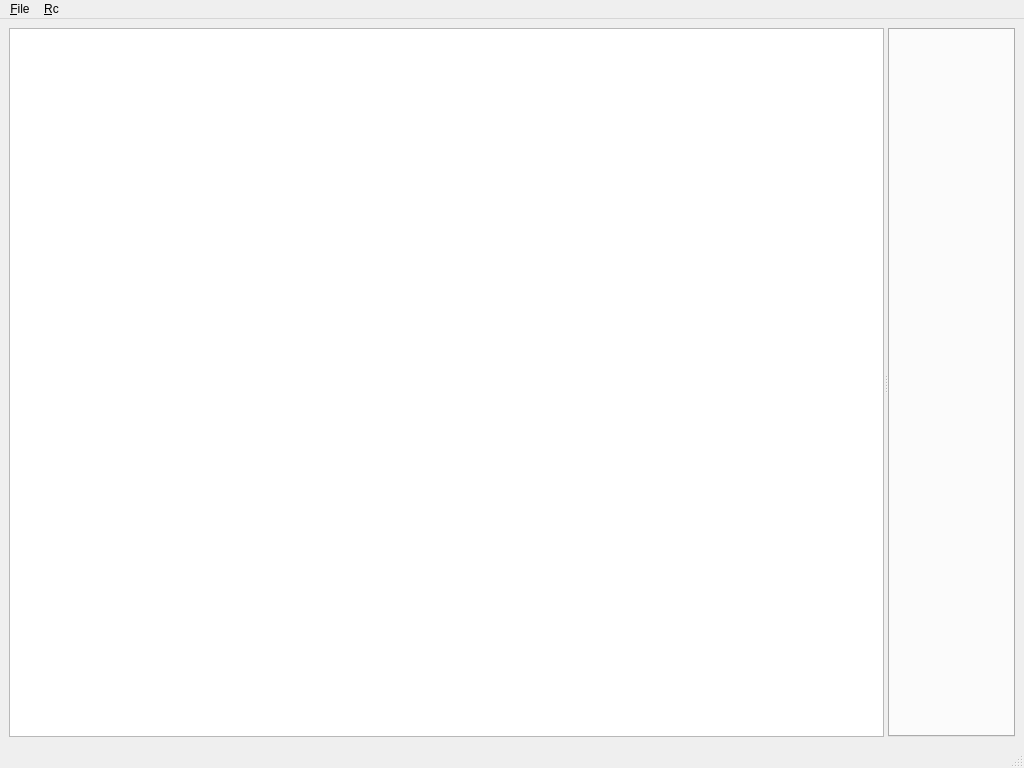
The window that src/gui/mainwindow.ui (KDAB/knut) describes before a commit, drawn with Qt 5.
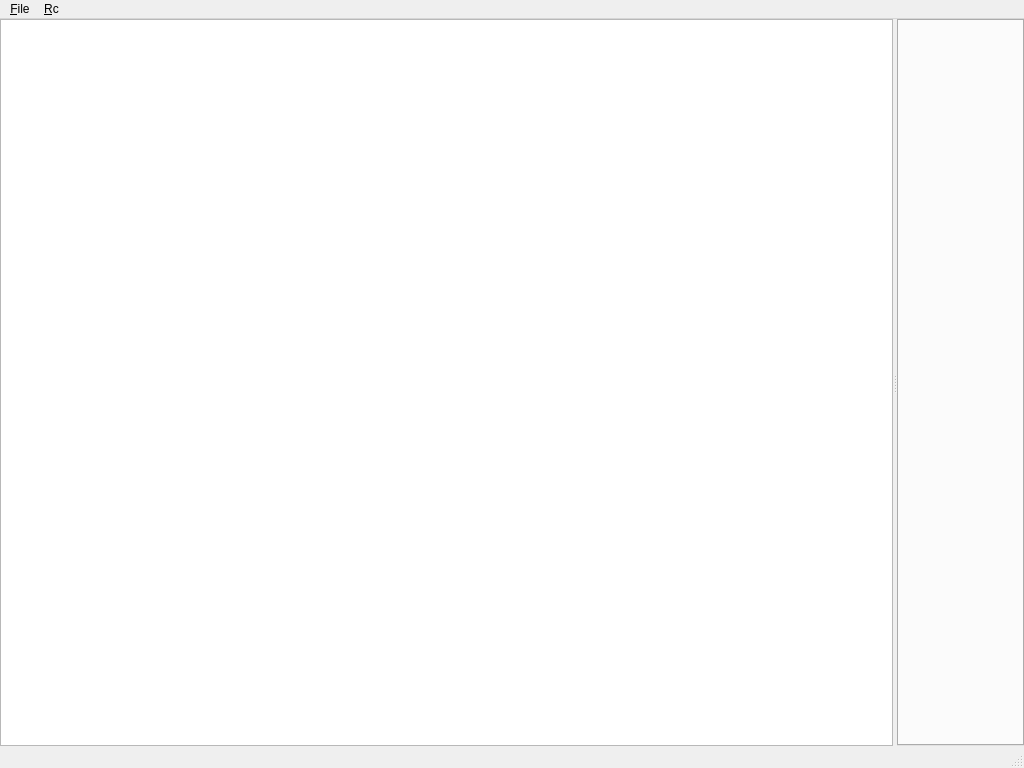
The same window after the commit.

```diff
--- a/src/gui/mainwindow.ui
+++ b/src/gui/mainwindow.ui
@@ -15,12 +15,28 @@
   </property>
   <widget class="QWidget" name="centralwidget">
    <layout class="QVBoxLayout" name="verticalLayout">
+    <property name="leftMargin">
+     <number>0</number>
+    </property>
+    <property name="topMargin">
+     <number>0</number>
+    </property>
+    <property name="rightMargin">
+     <number>0</number>
+    </property>
+    <property name="bottomMargin">
+     <number>0</number>
+    </property>
     <item>
      <widget class="QSplitter" name="splitter">
       <property name="orientation">
        <enum>Qt::Horizontal</enum>
       </property>
-      <widget class="QTreeView" name="projectView"/>
+      <widget class="QTreeView" name="projectView">
+       <attribute name="headerVisible">
+        <bool>false</bool>
+       </attribute>
+      </widget>
       <widget class="QTabWidget" name="tabWidget"/>
      </widget>
     </item>
```
Left out of the diff: 9 changed lines with no effect on the pictures.
